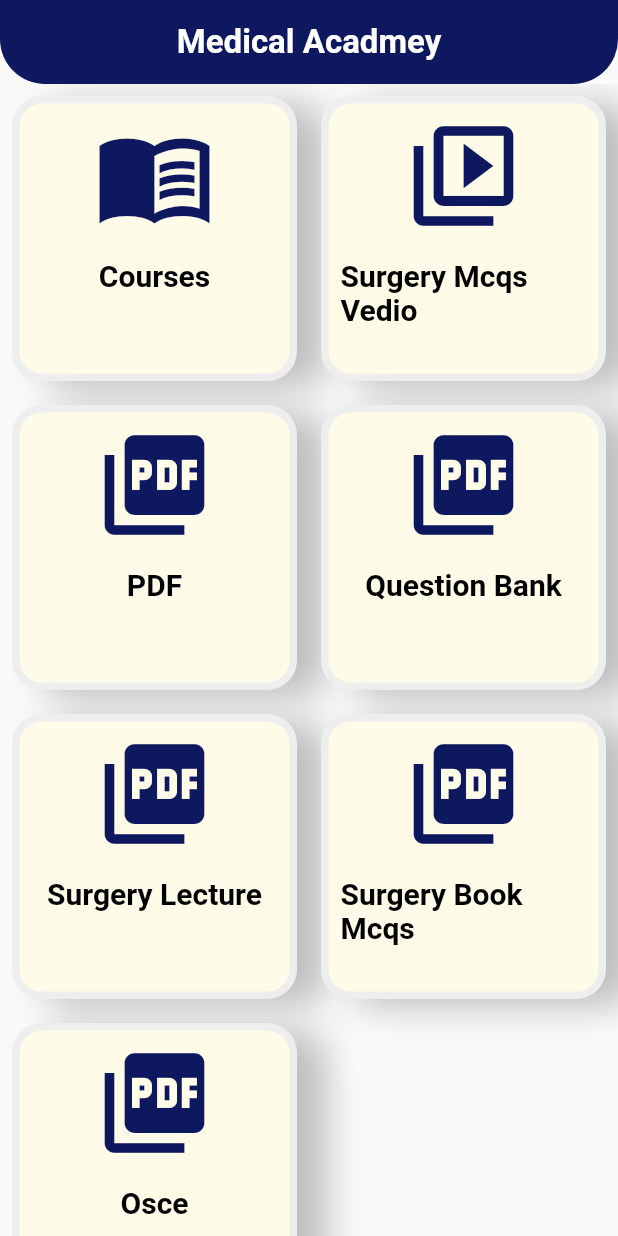
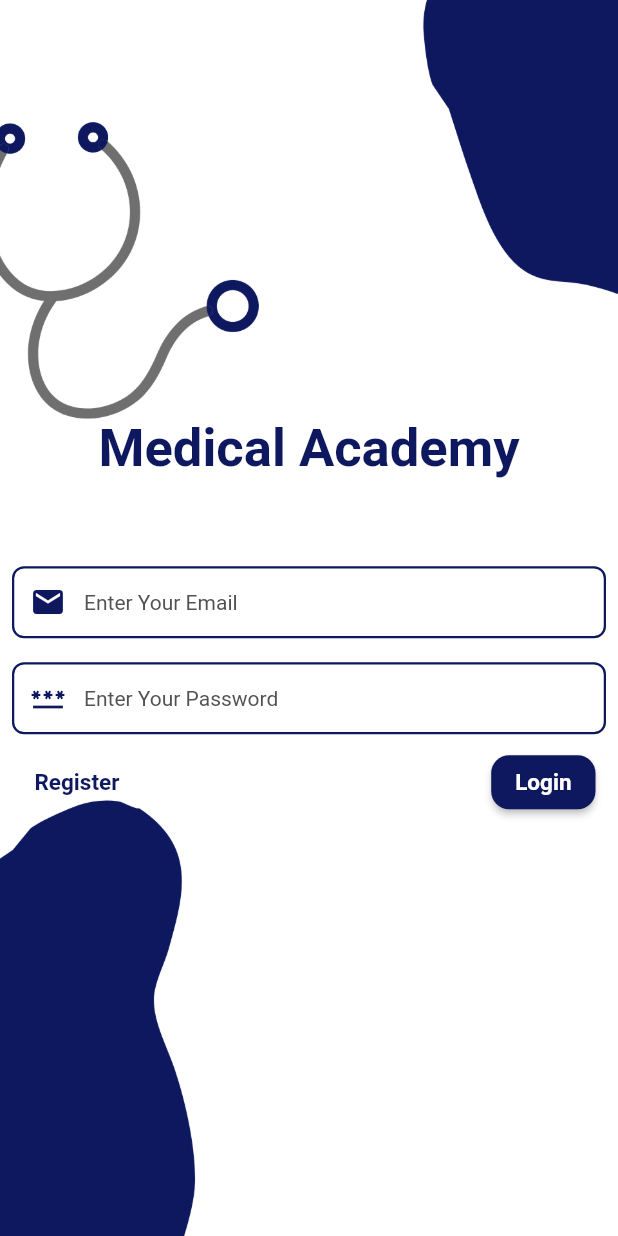
Before and after one commit to yazanhmaed/SurgicalAcademy, a Flutter app: the screen it shows after launch, on a phone screen of 412 x 824 dp. Run offline on Flutter 3.47's test engine with Material 2 defaults, Android fonts, the phone set to English and light mode, and no system bars; our stand-ins replace bloc, cloud_firestore, conditional_builder_null_safety, firebase_core, flutter_bloc; missing offline and left inert: syncfusion_flutter_pdfviewer; accounts and stored records are empty; Roboto replaces fonts that are missing (Montserrat).

Commit message:
initial commi2t

```diff
--- /dev/null
+++ b/lib/login_screen/login_screen.dart
@@ -0,0 +1,77 @@
+import 'package:flutter/material.dart';
+import 'package:medical_acadmey_app/home_screen/home_screen.dart';
+import 'package:medical_acadmey_app/resources/color_manager.dart';
+import 'package:medical_acadmey_app/resources/components.dart';
+
+import '../resources/styles_manager.dart';
+import '../resources/widgets/input_text.dart';
+
+class LoginScreen extends StatelessWidget {
+  const LoginScreen({super.key});
+
+  @override
+  Widget build(BuildContext context) {
+    var emailText = TextEditingController();
+    var passwordText = TextEditingController();
+    var key = GlobalKey<FormState>();
+    return Scaffold(
+      body: Form(
+        key: key,
+        child: Container(
+           decoration: const BoxDecoration(
+          image: DecorationImage(
+            image: AssetImage("assets/images/back5.png"),
+            fit: BoxFit.cover,
+          ),
+        ),
+          child: Center(
+            child: Column(
+              mainAxisAlignment: MainAxisAlignment.center,
+              children: [
+                Text(
+                  'Medical Academy',
+                  style: getBoldStyle(color: ColorManager.primary, fontSize: 35),
+                ),
+                const SizedBox(
+                  height: 50,
+                ),
+                InputText(
+                  hintText: 'Enter Your Email',
+                  icon: Icons.email,
+                  validator: 'Enter Your Email',
+                  controller: emailText,
+                ),
+                InputText(
+                  hintText: 'Enter Your Password',
+                  icon: Icons.password,
+                  validator: 'Enter Your Password',
+                  controller: passwordText,
+                ),
+                Padding(
+                  padding: const EdgeInsets.symmetric(horizontal: 15),
+                  child: Row(
+                    mainAxisAlignment: MainAxisAlignment.spaceBetween,
+                    children: [
+                      TextButton(
+                          onPressed: () {},
+                          child: Text('Register',
+                              style: getBoldStyle(
+                                  color: ColorManager.primary, fontSize: 15))),
+                      ElevatedButton(
+                          onPressed: () {
+                            navigateAndFinish(context, const HomeScreen());
+                          },
+                          child: Text('Login',
+                              style: getBoldStyle(
+                                  color: ColorManager.white, fontSize: 15))),
+                    ],
+                  ),
+                )
+              ],
+            ),
+          ),
+        ),
+      ),
+    );
+  }
+}
--- a/lib/main.dart
+++ b/lib/main.dart
@@ -1,6 +1,7 @@
 import 'package:firebase_core/firebase_core.dart';
 import 'package:flutter/material.dart';
 import 'package:flutter_bloc/flutter_bloc.dart';
+import 'package:medical_acadmey_app/login_screen/login_screen.dart';
 import 'package:medical_acadmey_app/resources/bloc.dart';
 import 'package:medical_acadmey_app/resources/theme_manager.dart';
 
@@ -34,7 +35,7 @@ class MyApp extends StatelessWidget {
       child:  MaterialApp(
         debugShowCheckedModeBanner: false,
         theme: getApplicationTheme(),
-        home: const HomeScreen(),
+        home: const LoginScreen(),
       ),
     );
   }
--- /dev/null
+++ b/lib/resources/widgets/input_text.dart
@@ -0,0 +1,44 @@
+import 'package:flutter/material.dart';
+
+import '../color_manager.dart';
+
+class InputText extends StatelessWidget {
+  const InputText({
+    super.key,
+    required this.hintText,
+    required this.validator,
+    required this.icon,
+    required this.controller,
+  });
+  final String hintText;
+  final String validator;
+  final IconData icon;
+  final TextEditingController? controller;
+
+  @override
+  Widget build(BuildContext context) {
+    return Padding(
+      padding: const EdgeInsets.all(8.0),
+      child: TextFormField(
+        controller: controller,
+        validator: (value) {
+          if (value == null || value.isEmpty) {
+            return validator;
+          }
+          return null;
+        },
+        maxLines: 1,
+        decoration: InputDecoration(
+          prefixIcon: Icon(
+            icon,
+            color: ColorManager.primary,
+          ),
+          hintText: hintText,
+          border: OutlineInputBorder(
+            borderRadius: BorderRadius.circular(20),
+          ),
+        ),
+      ),
+    );
+  }
+}
--- a/pubspec.yaml
+++ b/pubspec.yaml
@@ -69,8 +69,8 @@ flutter:
   uses-material-design: true
 
   # To add assets to your application, add an assets section, like this:
-  # assets:
-  #   - images/a_dot_burr.jpeg
+  assets:
+    - assets/images/
   #   - images/a_dot_ham.jpeg
 
   # An image asset can refer to one or more resolution-specific "variants", see
```
Also changed, not shown: assets/images/back.jpg (added), assets/images/back2.png (added), assets/images/back3.png (added), assets/images/back4.png (added), assets/images/back5.png (added).
